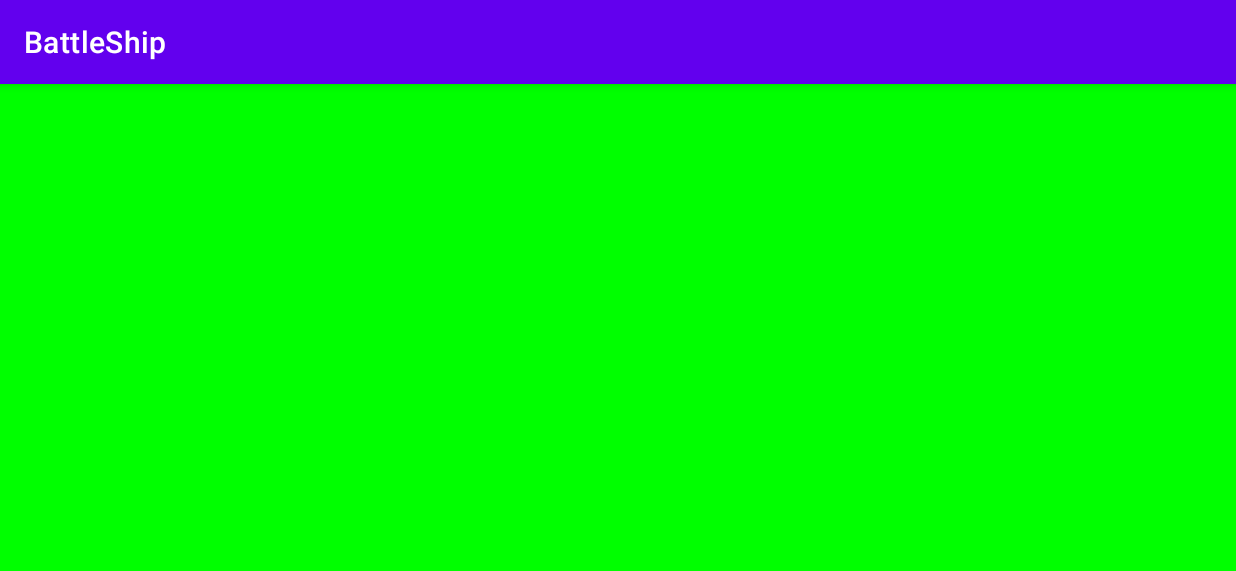
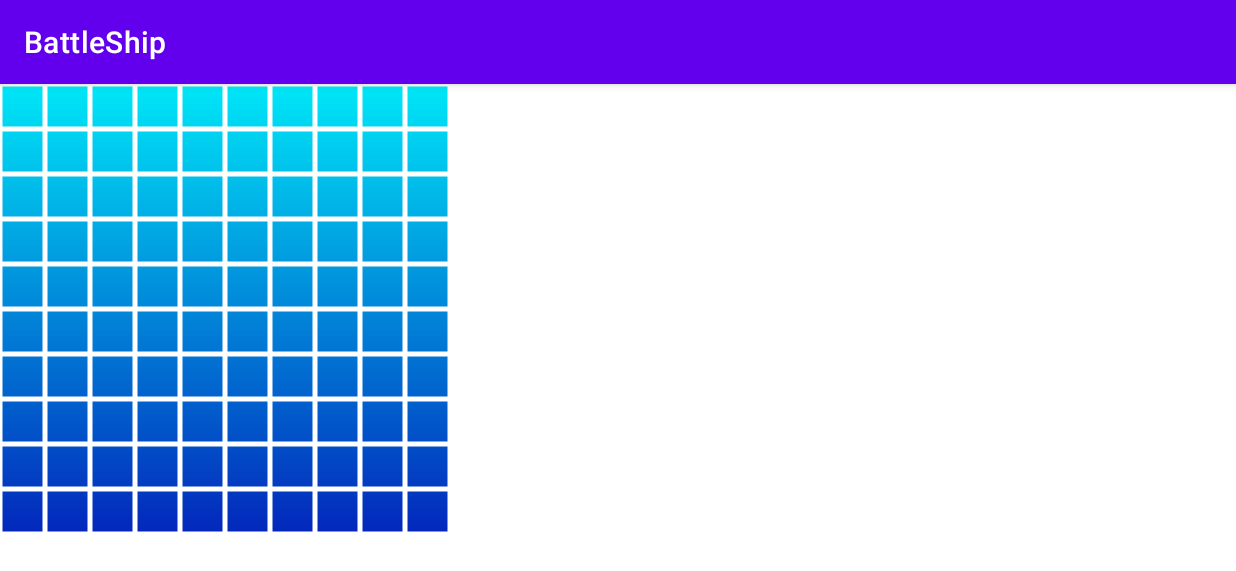
Before and after one commit to team-404-hcmus/BattleshipAndroid, an Android app: the screen it shows after launch (MainActivity), on a phone screen of 824 x 412 dp (held sideways). Shown: the top 571 px of the screen. Run offline under Robolectric (Android 15) with nearby library versions, the phone set to English and light mode, and no system bars.

Commit message:
drawGrid

```diff
--- a/app/src/main/java/com/example/battleship/Board.java
+++ b/app/src/main/java/com/example/battleship/Board.java
@@ -12,6 +12,10 @@ public class Board {
         createBoard();
     }
 
+    public int getSize() {
+        return size;
+    }
+
     //Initializing all position of board
     private void createBoard(){
         for(int y = 0; y < this.grid.length; y++){
--- a/app/src/main/java/com/example/battleship/BoardView.java
+++ b/app/src/main/java/com/example/battleship/BoardView.java
@@ -3,6 +3,9 @@ package com.example.battleship;
 import android.content.Context;
 import android.graphics.Canvas;
 import android.graphics.Color;
+import android.graphics.LinearGradient;
+import android.graphics.Paint;
+import android.graphics.Shader;
 import android.util.AttributeSet;
 import android.view.View;
 
@@ -10,18 +13,81 @@ public class BoardView extends View {
     public BoardView(Context context) {
         this(context, null);
     }
-
     public BoardView(Context context, AttributeSet attrs) {
         this(context, attrs, 0);
     }
-
     public BoardView(Context context, AttributeSet attrs, int defStyleAttr) {
         super(context, attrs, defStyleAttr);
     }
+    //Board information
+    private Board board;
+    private int boardSize = 10;
+    private int startColor=Color.rgb(0, 231, 247);
+    private int endColor=Color.rgb(3, 39, 187);
 
+    private int lineColor = Color.WHITE;
+    private final int  lineWidth = 5;
+
+
+    Paint drawBoard = new Paint(Paint.ANTI_ALIAS_FLAG);
+    Paint drawLine = new Paint(Paint.ANTI_ALIAS_FLAG);
+    //Setter
+    public void setBoardSize(int boardSize) {
+        this.boardSize = boardSize;
+    }
+
+    public void setBoardColor(int startColor, int endColor) {
+        this.startColor = startColor;
+        this.endColor = endColor;
+    }
+
+    public void setLineColor(int lineColor) {
+        this.lineColor = lineColor;
+    }
+
+    public void setBoard(Board board) {
+        this.board = board;
+        this.boardSize= board.getSize();
+    }
+
+    //OnDraw Function (main func to draw)
     @Override
     protected void onDraw(Canvas canvas) {
         super.onDraw(canvas);
-        canvas.drawColor(Color.GREEN);
+        drawGrid(canvas);
+    }
+
+    //Draw Grid (Board Background)
+    private void drawGrid(Canvas canvas)
+    {
+        float maxCoord = maxCoord();
+        float placeSize = lineGap();
+        //draw grid background
+        this.drawBoard.setShader(new LinearGradient(0, 0, 0, getHeight(),
+                this.startColor, this.endColor, Shader.TileMode.MIRROR));
+
+        canvas.drawRect(0, 0, maxCoord, maxCoord, drawBoard);
+        //draw grid line
+        this.drawLine.setColor(this.lineColor); //Line Color
+        this.drawLine.setStrokeWidth(this.lineWidth); //Line Weight
+        for (int i = 0; i < numOfLines(); i++) {
+            float xy = i * placeSize;
+            canvas.drawLine(0, xy, maxCoord, xy, drawLine); // horizontal line
+            canvas.drawLine(xy, 0, xy, maxCoord, drawLine); // vertical line
+        }
+    }
+
+    //Calculating Func
+    //Calculate the gap between two horizontal/vertical lines.
+    protected float lineGap() {
+        return Math.min(getMeasuredWidth(), getMeasuredHeight()) / (float) boardSize;
+    }
+    // Calculate the number of horizontal/vertical lines.
+    private int numOfLines() {
+        return this.boardSize + 1;
+    }
+    //Calculate the maximum screen coordinate
+    protected float maxCoord() {
+        return lineGap() * (numOfLines() - 1);
     }
 }
--- a/app/src/main/res/layout/activity_main.xml
+++ b/app/src/main/res/layout/activity_main.xml
@@ -8,7 +8,7 @@
     tools:context=".MainActivity">
 
     <com.example.battleship.BoardView
-        android:layout_width="match_parent"
-        android:layout_height="match_parent"/>
+        android:layout_width="300dp"
+        android:layout_height="300dp" />
 
 </LinearLayout>
```
